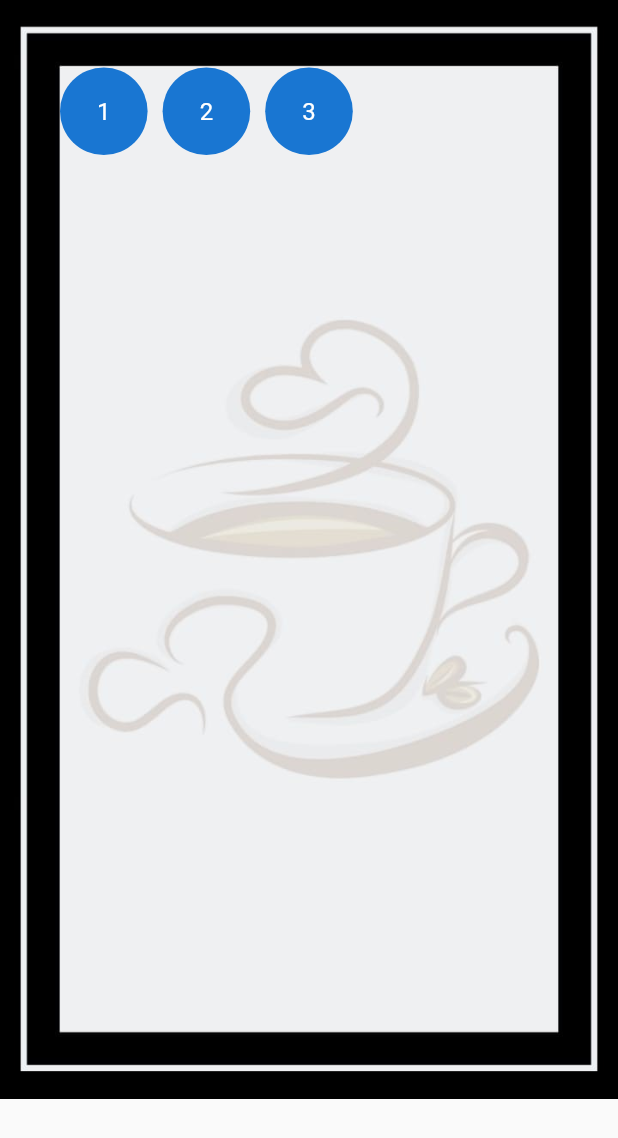
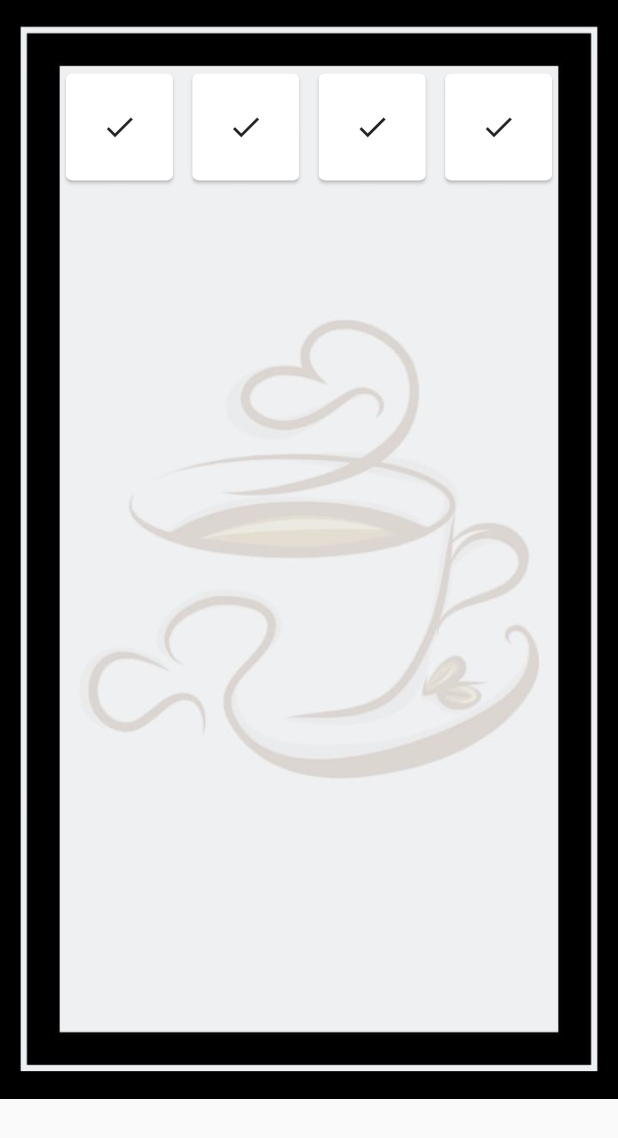
Before and after one commit to maciel82/criadoagora, a Flutter app: the screen it shows after launch, after a tap on "Jogo Teste", on a phone screen of 412 x 824 dp. Shown: the top 1138 px of the screen. Run offline on Flutter 3.47's test engine with Material 2 defaults, Android fonts, the phone set to English and light mode, and no system bars; our stand-ins replace bloc, equatable, flutter_bloc, gradient_app_bar, wave.

Commit message:
tentando colocar ícones checados na tela de jogo_teste do jogo teste

```diff
--- a/chaveirinho_flutter_v1_17_2_/lib/jogo_teste/jogo_teste.dart
+++ b/chaveirinho_flutter_v1_17_2_/lib/jogo_teste/jogo_teste.dart
@@ -8,11 +8,21 @@ class Jogo extends StatefulWidget {
 
 class _JogoState extends State<Jogo> {
 
-  int valorList;
-  String vlist;
-  List listaP = ["1", "2", "3"];
+  int posListaP;
+  String vListQuestoes;
+  String vListListaP;
+  List listaP = ["1", "2", "3", "4"];
 
-  List listaQuestoes = ["primeira", "segunda", "terceira"];
+  Icon check = Icon(Icons.check);
+  Icon lock = Icon(Icons.lock);
+
+  List listaQuestoes = ["primeira", "segunda", "terceira", "quarta"];
+
+  void mudaIcon(){
+    setState(() {
+
+    });
+  }
 
   @override
   Widget build(BuildContext context) {
@@ -28,26 +38,30 @@ class _JogoState extends State<Jogo> {
                 child: GridView.builder(
                   padding: EdgeInsets.fromLTRB(40.0, 45.0, 40.0, 0.0),
                   gridDelegate: SliverGridDelegateWithFixedCrossAxisCount(
-                    crossAxisCount: 5,
-                    mainAxisSpacing: 10.0,
-                    crossAxisSpacing: 10.0
+                    crossAxisCount: 4,
+                    mainAxisSpacing: 5.0,
+                    crossAxisSpacing: 5.0
                   ),
                   itemCount: listaP.length,
                   itemBuilder: (BuildContext context, int index) {
-                    return GestureDetector(
-                      child: CircleAvatar(
-                        child: Text(listaP[index]),
+                    return Card(
+                      child: GestureDetector(
+                        child: Container(
+                          child: check
+                        ),
+                        onTap: (){
+                          //pega valor da posição da lista
+                          vListListaP = listaP[index];
+                          posListaP = int.parse(vListListaP) - 1;
+                          vListQuestoes = listaQuestoes[posListaP];
+
+                          listaP[index] = true;
+
+                          print("vlist: $vListListaP");
+                          Navigator.push(context, MaterialPageRoute(builder: (context) => QuestoesJogoTeste(this.vListQuestoes)));
+                          print("v: $posListaP");
+                        },
                       ),
-                      onTap: (){
-                        //pega valor da posição da lista
-                        String vList = listaP[index];
-                        valorList = int.parse(vList) - 1;
-                        vlist = listaQuestoes[valorList];
-
-                        print("vlist: $vlist");
-                        Navigator.push(context, MaterialPageRoute(builder: (context) => QuestoesJogoTeste(this.vlist)));
-                        print("v: $valorList");
-                      },
                     );
                   },
                 ),
--- a/chaveirinho_flutter_v1_17_2_/lib/main.dart
+++ b/chaveirinho_flutter_v1_17_2_/lib/main.dart
@@ -140,10 +140,32 @@ class _HomeState extends State<Home> {
                   ),
                   Card(
                     child: ListTile(
-                      title: Text(""),
+                      title: Text("", style: TextStyle(fontWeight: FontWeight.bold, fontSize: 20), textAlign: TextAlign.center),
                       leading: FlutterLogo(size: 50,),
                       trailing: Icon(Icons.touch_app),
-                      onTap: (){},
+                      onTap: (){
+                        //Navigator.push(context, MaterialPageRoute(builder: (context) => TesteCheck()));
+                      },
+                    ),
+                  ),
+                  Card(
+                    child: ListTile(
+                      title: Text("", style: TextStyle(fontWeight: FontWeight.bold, fontSize: 20), textAlign: TextAlign.center),
+                      leading: FlutterLogo(size: 50,),
+                      trailing: Icon(Icons.touch_app),
+                      onTap: (){
+                        //Navigator.push(context, MaterialPageRoute(builder: (context) => Jogo()));
+                      },
+                    ),
+                  ),
+                  Card(
+                    child: ListTile(
+                      title: Text("", style: TextStyle(fontWeight: FontWeight.bold, fontSize: 20), textAlign: TextAlign.center),
+                      leading: FlutterLogo(size: 50,),
+                      trailing: Icon(Icons.touch_app),
+                      onTap: (){
+                        //Navigator.push(context, MaterialPageRoute(builder: (context) => Jogo()));
+                      },
                     ),
                   )
                 ],
```
